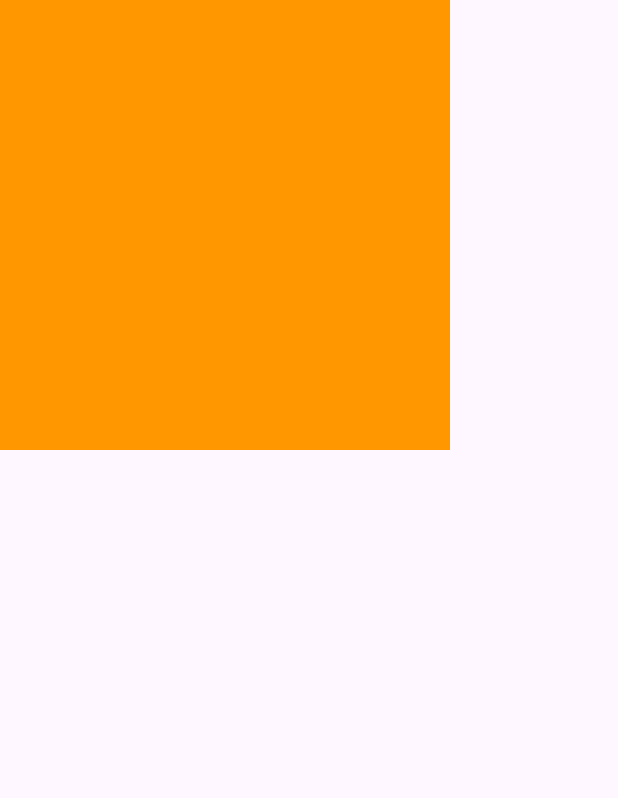
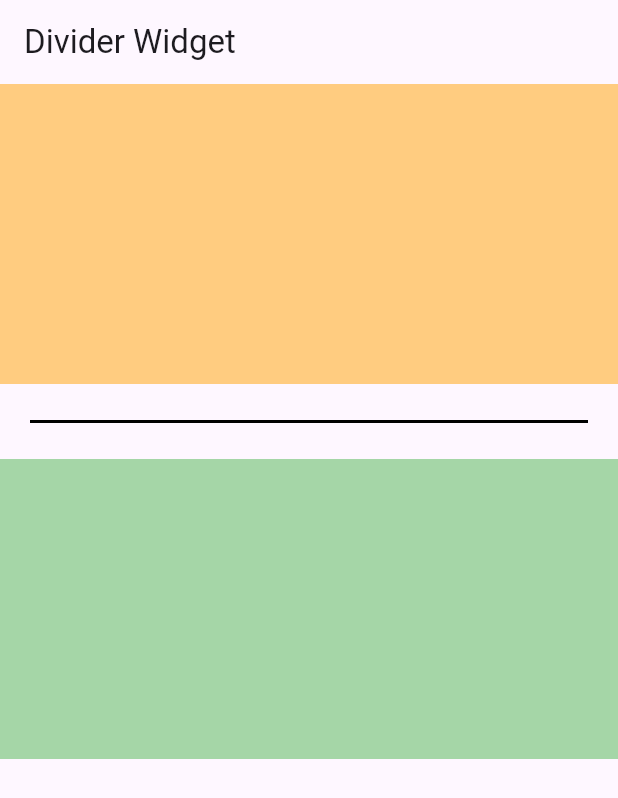
Before and after one commit to Demo7Vlizer/flutter_widgets2, a Flutter app: the screen it shows after launch, on a phone screen of 412 x 824 dp. Shown: the top 798 px of the screen. Run offline on Flutter 3.47's test engine with Material 3 defaults, Android fonts, the phone set to English and light mode, and no system bars; our stand-ins replace permission_handler.

Commit message:
stack widgets and dividger widgets

```diff
--- a/lib/flutter_widgets/15_stack_widget.dart
+++ b/lib/flutter_widgets/15_stack_widget.dart
@@ -6,6 +6,9 @@ class stack_widget extends StatelessWidget {
   @override
   Widget build(BuildContext context) {
     return Scaffold(
+        appBar: AppBar(
+          title: Text('Stack Widget'),
+        ),
         //     body: Stack(
         //   children: [
         //     // orange container
@@ -16,7 +19,7 @@ class stack_widget extends StatelessWidget {
         //     ),
 
         //     // red container
-        //     Container(
+        //     Container(           // this will hide the green container because it is on top of it
         //       width: 100,
         //       height: 100,
         //       color: Colors.red,
@@ -31,37 +34,150 @@ class stack_widget extends StatelessWidget {
         //   ],
         // )
         //--------------------------------------------------------------------------------------------------------------------------
-        body: Container(
-          width: 300,
-          height: 300,
-          color: Colors.orange,
-        ),
-        child: Stack(
-          alignment: Alignment.topLeft,
-          children: [
-            // red container
-        Positioned(
-          left: 50,
-          bottom: 70,
-          child: Container(
-            width: 300,
-            height: 300,
-            color: Colors.red,
-          ), // Container
-        ), // Position
+        // body: Container(
+        //   width: double.infinity,
+        //   height: 500,
+        //   color: Colors.orange[200],
 
-        // green container
-        // Container(
-        //   width: 200,
-        //   height: 200,
-        //   color: Colors.green,
+        // child: Stack(
+        //   alignment: Alignment.center,
+        //   children: [
+        //     // red container
+        //     Positioned(
+        //       left: 20,
+        //       bottom: 30,
+        //       child: Container(
+        //         width: 300,
+        //         height: 300,
+        //         color: Colors.red,
+        //       ), // Container
+        //     ), // Position
+
+        //     // green container
+        //     Container(
+        //       width: 250,
+        //       height: 250,
+        //       color: Colors.green,
+        //     ),
+        //     Container(
+        //       width: 200,
+        //       height: 200,
+        //       color: Colors.blue,
+        //     ),
+        //   ],
+        // ))
+        //--------------------------------------------------------------------------------------------------------------------------
+        // body: Center(
+        //   child: Stack(
+        //     clipBehavior: Clip.none,
+        //     //
+        //     children: [
+        //       //
+        //       Container(
+        //         width: 300,
+        //         height: 300,
+        //         color: Colors.green[200],
+        //       ), // Container
+
+        //       //
+        //       Positioned(
+        //         left: -20,
+        //         bottom: -30,
+        //         child: Container(
+        //           width: 200,
+        //           height: 200,
+        //           color: Colors.green,
+        //         ), // Container
+        //       ), // Positioned
+        //     ],
+        //   ),
         // ),
-        // Container(
-        //   width: 200,
-        //   height: 200,
-        //   color: Colors.blue,
-        // ),
-      ],
-    ));
+        //--------------------------------------------------------------------------------------------------------------------------
+        //   body: Container(
+        //       width: 400,
+        //         height: 400,
+        //         color: Colors.blue[200],
+        //     child: Stack(
+        //       // fit: StackFit.loose,
+        //       // fit: StackFit.expand,   // this will make the stack to expand to the size of the parent .. and the fit property only control.. the size of non-positioned widgets not the positioned widgets
+        //       textDirection: TextDirection.rtl,  // this will make the stack to be aligned to the right
+        //       children: [
+
+        //       Container(
+        //         width: 200,
+        //         height: 200,
+        //         color: Colors.red,
+        //       ),
+
+        //       Container(
+        //         width: 100,
+        //         height: 100,
+        //         color: Colors.green,
+        //         child: Text('Hello', style: TextStyle(color: Colors.white),),
+        //       ),
+
+        //       Positioned(
+        //         right: 50,
+        //         bottom: 10,
+        //         child: Container(
+        //           width: 100,
+        //           height: 100,
+        //           color: Colors.orange,
+        //         ),
+        //       ),
+        //     ],
+        //   ),
+        // )
+//--------------------------------------------------------------------------------------------------------------------------
+// -- let's make something like ..
+        body: SizedBox(
+          width: double.infinity,
+          height: 400,
+          child: Stack(
+            clipBehavior: Clip.none,
+            children: [
+              Image.asset(
+                'assets/image/food.png',
+                width: double.infinity,
+                fit: BoxFit.cover,
+              ),
+              Align(
+                alignment: Alignment.bottomCenter,
+                child: Container(
+                  padding: EdgeInsets.all(16),
+                  width: double.infinity,
+                  color: Colors.black.withOpacity(0.3),
+                  child: Column(
+                    mainAxisSize: MainAxisSize.min,
+                    crossAxisAlignment: CrossAxisAlignment.start,
+                    children: const [
+                      Text(
+                        'Kithen Food',
+                        style: TextStyle(fontSize: 18, color: Colors.white),
+                      ),
+                      SizedBox(height: 4),
+                      Text(
+                        'Professional cooking chef',
+                        style: TextStyle(fontSize: 13, color: Colors.white70),
+                      ),
+                    ],
+                  ),
+                ),
+              ),
+              Positioned(
+                bottom: -24,
+                right: 16,
+                child: CircleAvatar(
+                  backgroundColor: Colors.black,
+                  radius: 24,
+                  child: Icon(
+                    Icons.favorite,
+                    color: Colors.white,
+                  ), // Icon
+                ), // CircleAvatar
+              ),
+            ],
+          ),
+        ));
   }
 }
--- /dev/null
+++ b/lib/flutter_widgets/16_divider_widgets.dart
@@ -0,0 +1,37 @@
+import 'package:flutter/material.dart';
+
+class divider_widgets extends StatelessWidget {
+  const divider_widgets({super.key});
+
+  @override
+  Widget build(BuildContext context) {
+    return Scaffold(
+      appBar: AppBar(
+        title: Text('Divider Widget'),
+      ),
+      body: Column(
+        children: [
+          Container(
+            width: double.infinity,
+            height: 200,
+            color: Colors.orange[200],
+          ), // Container
+
+          const Divider(
+            height: 50,       // it'll give margin from top and bottom something like ..
+            thickness: 2,         // it'll give thickness of the divider
+            indent: 20,     // give gap from start
+            endIndent: 20,      // give gap from end
+            color: Colors.black,
+          ),
+
+          Container(
+            width: double.infinity,
+            height: 200,
+            color: Colors.green[200],
+          ), // Container
+        ],
+      ), // Column
+    ); // Scaffold
+  }
+}
--- a/lib/main.dart
+++ b/lib/main.dart
@@ -10,6 +10,7 @@ import 'package:flutter_widgets/flutter_widgets/12_center_widget.dart';
 import 'package:flutter_widgets/flutter_widgets/13_align_widget.dart';
 import 'package:flutter_widgets/flutter_widgets/14_positioned_widget.dart';
 import 'package:flutter_widgets/flutter_widgets/15_stack_widget.dart';
+import 'package:flutter_widgets/flutter_widgets/16_divider_widgets.dart';
 
 void main() {
   runApp(const MyApp());
@@ -43,7 +44,8 @@ class MyApp extends StatelessWidget {
       // home: center_widget(),
       // home: align_widget(),
       // home: positioned_widgets(),
-      home: stack_widget(),
+      // home: stack_widget(),
+      home: divider_widgets(),
     );
   }
 }
```
